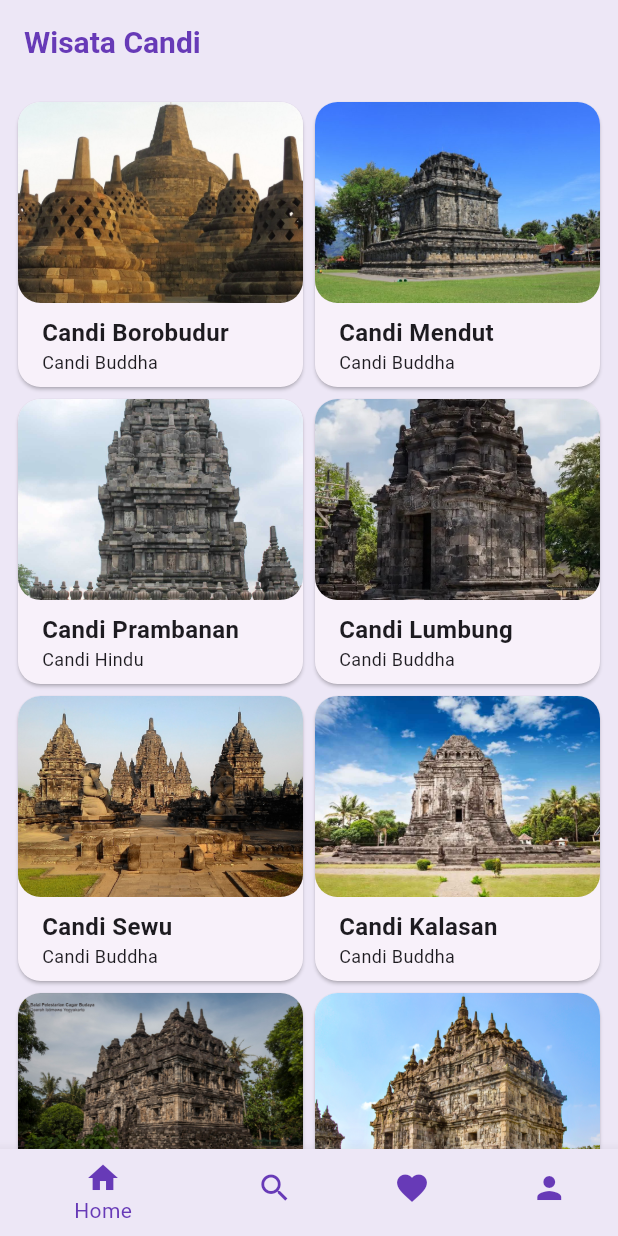
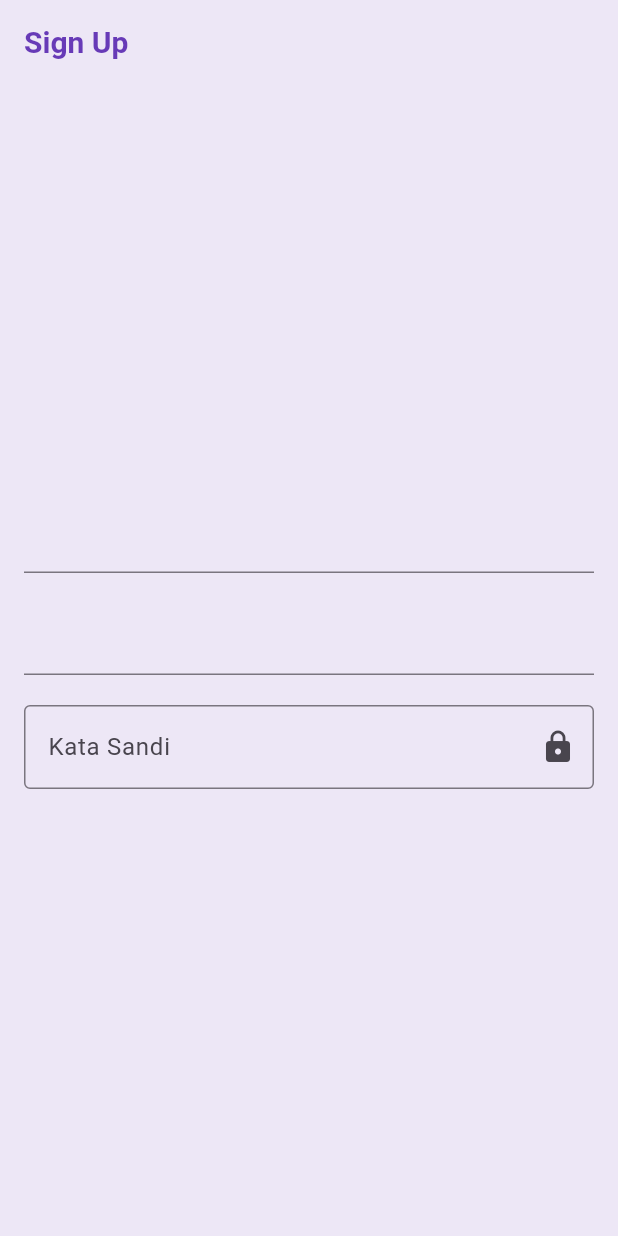
Before and after one commit to Mobile-Programming-MDP/materi-latihan-flutter-michaelg62, a Flutter app: the screen it shows after launch, on a phone screen of 412 x 824 dp. Run offline on Flutter 3.47's test engine with Material 2 defaults, Android fonts, the light colour scheme and no system bars.

Commit message:
SignUpScreen

```diff
--- a/wisata_candi/lib/main.dart
+++ b/wisata_candi/lib/main.dart
@@ -6,6 +6,7 @@
 import 'package:wisata_candi/screens/profile_screen.dart';
 import 'package:wisata_candi/screens/search_screen.dart';
 import 'package:wisata_candi/screens/sign_in.dart';
+import 'package:wisata_candi/screens/sign_up.dart';
 
 void main() {
   runApp(const MyApp());
@@ -35,7 +36,7 @@
         ),
         useMaterial3: true,
       ),
-      home: MainScreen(),
+      home: SignUpScreen(),
       // home: DetailScreen(candi:candiList[0]),
     );
   }
--- /dev/null
+++ b/wisata_candi/lib/screens/sign_up.dart
@@ -0,0 +1,73 @@
+import 'package:flutter/material.dart';
+
+class SignUpScreen extends StatefulWidget {
+  const SignUpScreen({super.key});
+
+  @override
+  State<SignUpScreen> createState() => _SignUpScreenState();
+}
+
+class _SignUpScreenState extends State<SignUpScreen> {
+  final TextEditingController _nameController = TextEditingController();
+  final TextEditingController _usernameController = TextEditingController();
+  final TextEditingController _passwordController = TextEditingController();
+
+  String _errorText = '';
+  bool _obscurePassword = true;
+
+  void _signUp() {
+    String name = _nameController.text.trim();
+    String username = _usernameController.text.trim();
+    String password = _passwordController.text.trim();
+
+    if (password.length < 8 ||
+        !password.contains(RegExp(r'[A-Z]')) ||
+        !password.contains(RegExp(r'[a-z]')) ||
+        !password.contains(RegExp(r'[0-9]')) ||
+        !password.contains(RegExp(r'[!@#\\\$%^&*(),.?":{}|<>]'))) {}
+    print('*** Sign Up Berhasil!');
+    print('Nama: $name');
+    print('Nama Pengguna: $username');
+    print('Password: $password');
+  }
+
+  void dispose() {
+    super.dispose();
+  }
+
+  @override
+  Widget build(BuildContext context) {
+    return Scaffold(
+      appBar: AppBar(
+        title: const Text('Sign Up'),
+      ),
+      body: Center(
+          child: SingleChildScrollView(
+        child: Padding(
+          padding: const EdgeInsets.all(16),
+          child: Form(child: Column(
+            crossAxisAlignment: CrossAxisAlignment.center,
+            mainAxisAlignment: MainAxisAlignment.center,
+            children: [
+              TextFormField(),
+              const SizedBox(height: 20,),
+              TextFormField(),
+              const SizedBox(height: 20,),
+              TextFormField(
+                controller: _passwordController,
+                decoration: InputDecoration(
+                  labelText: 'Kata Sandi',
+                  errorText: _errorText.isNotEmpty ? _errorText : null,
+                  border: const OutlineInputBorder(),
+                  suffixIcon: IconButton(onPressed: (){}, icon: Icon(Icons.lock)),
+                ),
+                obscureText: _obscurePassword,
+              ),
+            const SizedBox(height: 20,),
+            ],
+          )),
+        ),
+      )),
+    );
+  }
+}
```
